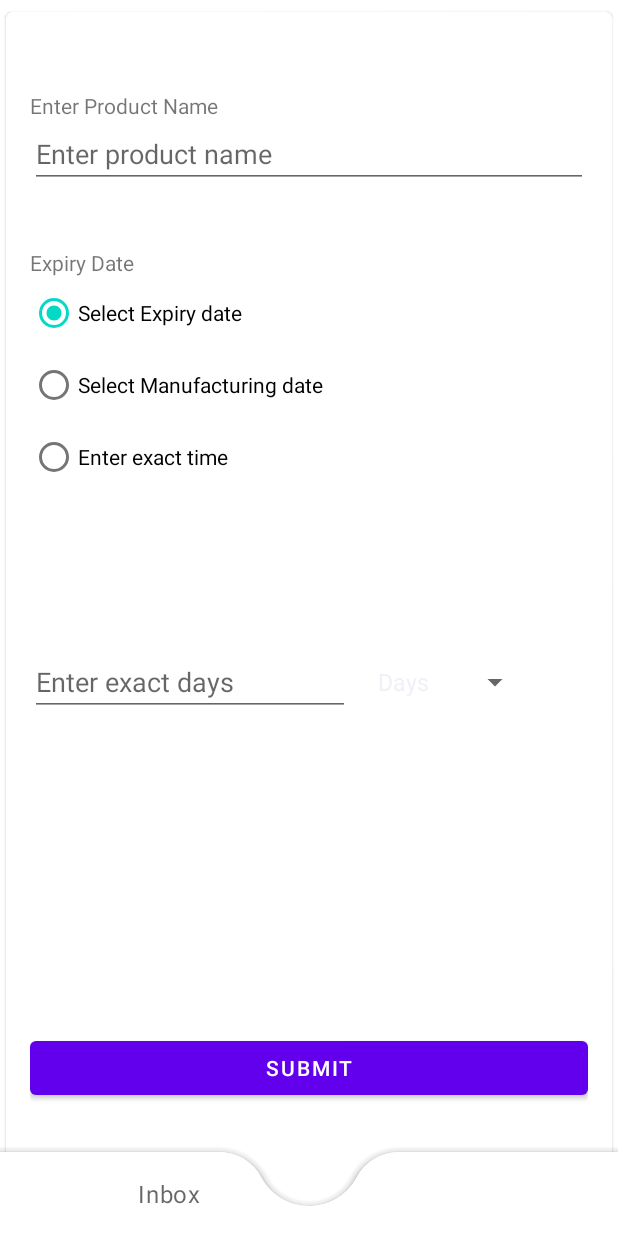
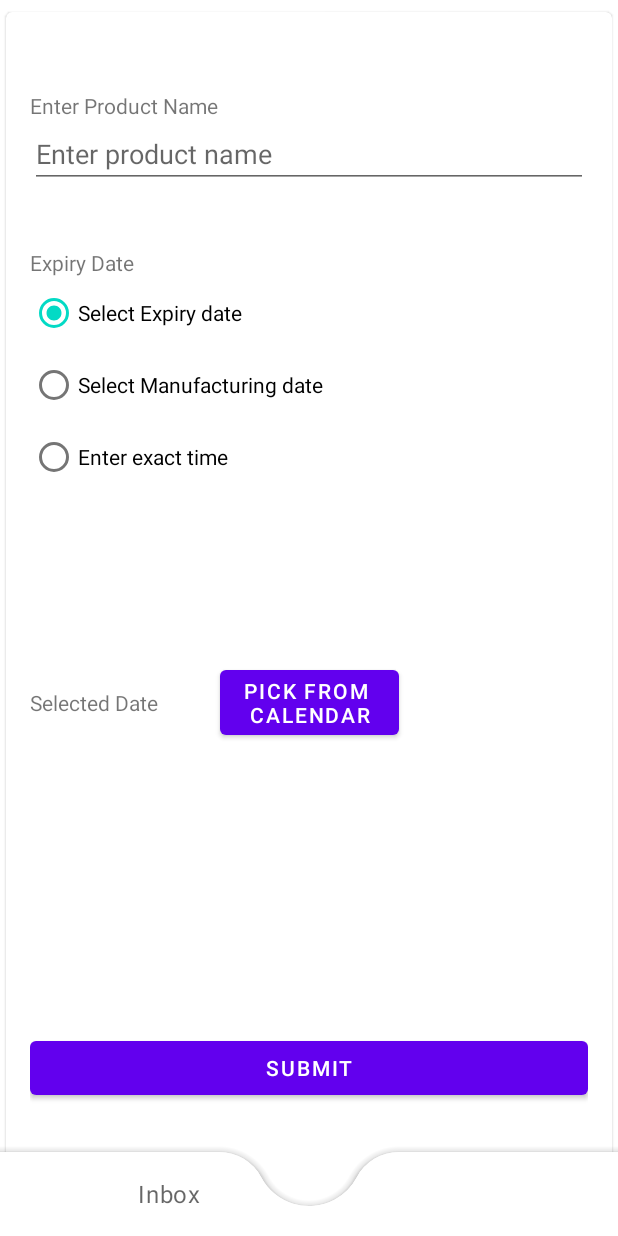
Before and after one commit to vikasvmane/OptimumUse, an Android app: the AddProductFragment screen opened through its navigation route, on a phone screen of 412 x 824 dp. Run offline under Robolectric (Android 15) with nearby library versions, the phone set to English and light mode, and no system bars; our stand-ins replace Room's generated code, data binding; 1 statement that could not run was skipped.

Commit message:
- Fixed data addition (#2)
- Fixed data fetching
- added cardview for product list item

```diff
--- a/app/src/main/java/com/vikas/optimumuse/utils/DateFormatters.kt
+++ b/app/src/main/java/com/vikas/optimumuse/utils/DateFormatters.kt
@@ -7,8 +7,8 @@ object DateFormatters {
 
     private const val DATE_FORMAT = "dd/MM/yyyy" //In which you need put here
 
-    fun getCurrentDateInDDMMYYYY(): String {
+    fun getCurrentDateInDDMMYYYY(calendar: Calendar): String {
         val sdf = SimpleDateFormat(DATE_FORMAT, Locale.ENGLISH)
-        return sdf.format(Calendar.getInstance().timeInMillis)
+        return sdf.format(calendar.time)
     }
 }
--- a/app/src/main/java/com/vikas/optimumuse/view/addproduct/AddProductFragment.kt
+++ b/app/src/main/java/com/vikas/optimumuse/view/addproduct/AddProductFragment.kt
@@ -35,12 +35,9 @@ class AddProductFragment : Fragment() {
     private lateinit var btnSubmit: Button
     private val myCalendar = Calendar.getInstance()
     private lateinit var layoutExpiryDate: Group
-    private lateinit var layoutManufacturingDate: Group
     private lateinit var layoutExactDate: Group
     private lateinit var radioGroupExpiryDate: RadioGroup
-    private lateinit var spinnerTimeline: Spinner
     private lateinit var spinnerTime: Spinner
-    private lateinit var timelineAdapter: ArrayAdapter<String>
     private lateinit var timeAdapter: ArrayAdapter<String>
     var duration = listOf("Days", "Month", "Years")
     private lateinit var addProductViewModel: AddProductViewModel
@@ -75,15 +72,13 @@ class AddProductFragment : Fragment() {
         (activity as AppCompatActivity).supportActionBar?.setDisplayHomeAsUpEnabled(true)
         (activity as MainActivity).fab.visibility = GONE
 
-        editName = view.findViewById(R.id.editTextName)
-        textExpiryDate = view.findViewById(R.id.textSelectedDate)
-        btnDatePicker = view.findViewById(R.id.btnLaunchCalendar)
         btnSubmit = view.findViewById(R.id.btnSubmit)
         layoutExpiryDate = view.findViewById(R.id.groupExpiryDate)
-        layoutManufacturingDate = view.findViewById(R.id.groupEnterManufactureDate)
         layoutExactDate = view.findViewById(R.id.groupExactDate)
         radioGroupExpiryDate = view.findViewById(R.id.radioGroupExpiry)
-        spinnerTimeline = view.findViewById(R.id.spinnerTimeline)
+        editName = view.findViewById(R.id.editTextName)
+        textExpiryDate = view.findViewById(R.id.textExpDatePreview)
+        btnDatePicker = view.findViewById(R.id.btnExpCalendar)
         spinnerTime = view.findViewById(R.id.spinnerTime)
 
         setUpInputForm()
@@ -92,13 +87,9 @@ class AddProductFragment : Fragment() {
 
     private fun setUpInputForm() {
         activity?.applicationContext?.let {
-            timelineAdapter = ArrayAdapter(it, android.R.layout.simple_spinner_item, duration)
             timeAdapter = ArrayAdapter(it, android.R.layout.simple_spinner_item, duration)
-            timelineAdapter.setDropDownViewResource(android.R.layout.simple_spinner_dropdown_item)
             timeAdapter.setDropDownViewResource(android.R.layout.simple_spinner_dropdown_item)
             spinnerTime.adapter = timeAdapter
-            spinnerTimeline.adapter = timelineAdapter
-            spinnerTimeline.setSelection(0)
             spinnerTime.setSelection(0)
         }
     }
@@ -108,17 +99,14 @@ class AddProductFragment : Fragment() {
             when (checkedId) {
                 R.id.radioExpiry -> {
                     layoutExpiryDate.visibility = VISIBLE
-                    layoutManufacturingDate.visibility = GONE
                     layoutExactDate.visibility = GONE
                 }
                 R.id.radioManufactureDate -> {
-                    layoutExpiryDate.visibility = GONE
-                    layoutManufacturingDate.visibility = VISIBLE
-                    layoutExactDate.visibility = GONE
+                    layoutExpiryDate.visibility = VISIBLE
+                    layoutExactDate.visibility = VISIBLE
                 }
                 R.id.radioExactDays -> {
                     layoutExpiryDate.visibility = GONE
-                    layoutManufacturingDate.visibility = GONE
                     layoutExactDate.visibility = VISIBLE
                 }
             }
@@ -141,9 +129,9 @@ class AddProductFragment : Fragment() {
             }
         }
         btnDatePicker.setOnClickListener {
-            context?.let { it1 ->
+            context?.let { _context ->
                 DatePickerDialog(
-                    it1, date, myCalendar[Calendar.YEAR],
+                    _context, date, myCalendar[Calendar.YEAR],
                     myCalendar[Calendar.MONTH],
                     myCalendar[Calendar.DAY_OF_MONTH]
                 ).show()
@@ -156,7 +144,7 @@ class AddProductFragment : Fragment() {
             myCalendar.set(Calendar.YEAR, year)
             myCalendar.set(Calendar.MONTH, monthOfYear)
             myCalendar.set(Calendar.DAY_OF_MONTH, dayOfMonth)
-            textExpiryDate.text = DateFormatters.getCurrentDateInDDMMYYYY()
+            textExpiryDate.text = DateFormatters.getCurrentDateInDDMMYYYY(myCalendar)
         }
 
 }
--- a/app/src/main/java/com/vikas/optimumuse/view/productlist/ProductListFragment.kt
+++ b/app/src/main/java/com/vikas/optimumuse/view/productlist/ProductListFragment.kt
@@ -46,6 +46,7 @@ class ProductListFragment : Fragment() {
     override fun onViewCreated(view: View, savedInstanceState: Bundle?) {
         super.onViewCreated(view, savedInstanceState)
 
+        textTimer = view.findViewById(R.id.textTimer) as TextView
         productListViewModel =
             ViewModelProvider(
                 this,
@@ -66,20 +67,14 @@ class ProductListFragment : Fragment() {
 
             adapter = ProductRecyclerViewAdapter(productList)
             recyclerViewProductList.adapter = adapter
+            countDownTimer?.cancel()
+            if (productList.isNotEmpty()) countDownStart(productList[0].expiryPeriod) else textTimer.text =
+                "No Item Found"
         })
         productListViewModel.getAllProducts()
         recyclerViewProductList = view.findViewById(R.id.recyclerViewList) as RecyclerView
         adapter = ProductRecyclerViewAdapter(productList)
         recyclerViewProductList.adapter = adapter
-        textTimer = view.findViewById(R.id.textTimer) as TextView
-    }
-
-    override fun onResume() {
-        super.onResume()
-        adapter.notifyDataSetChanged()
-        countDownTimer?.cancel()
-        if (productList.isNotEmpty()) countDownStart(productList[0].expiryPeriod) else textTimer.text =
-            "No Item Found"
     }
 
     private fun countDownStart(date: String) {
--- a/app/src/main/res/layout/fragment_addproduct.xml
+++ b/app/src/main/res/layout/fragment_addproduct.xml
@@ -140,64 +140,8 @@
                     android:id="@+id/groupExpiryDate"
                     android:layout_width="wrap_content"
                     android:layout_height="wrap_content"
-                    android:visibility="gone"
+                    android:visibility="visible"
                     app:constraint_referenced_ids="textExpDatePreview,btnExpCalendar" />
-
-                <TextView
-                    android:id="@+id/textSelectedDate"
-                    android:layout_width="0dp"
-                    android:layout_height="wrap_content"
-                    android:layout_weight="1"
-                    android:text="Selected Date"
-                    app:layout_constraintBottom_toBottomOf="@+id/btnLaunchCalendar"
-                    app:layout_constraintEnd_toStartOf="@+id/btnLaunchCalendar"
-                    app:layout_constraintStart_toStartOf="parent"
-                    app:layout_constraintTop_toTopOf="@+id/btnLaunchCalendar" />
-
-                <Button
-                    android:id="@+id/btnLaunchCalendar"
-                    android:layout_width="wrap_content"
-                    android:layout_height="wrap_content"
-                    android:text="Pick from \ncalendar"
-                    app:layout_constraintBottom_toBottomOf="parent"
-                    app:layout_constraintEnd_toEndOf="parent"
-                    app:layout_constraintHorizontal_bias="0.833"
-                    app:layout_constraintStart_toStartOf="parent"
-                    app:layout_constraintTop_toTopOf="@+id/guideline3"
-                    app:layout_constraintVertical_bias="0.037" />
-
-                <EditText
-                    android:id="@+id/editBestBefore"
-                    android:layout_width="wrap_content"
-                    android:layout_height="wrap_content"
-                    android:layout_marginTop="28dp"
-                    android:layout_weight="3"
-                    android:ems="10"
-                    android:hint="Enter best before"
-                    android:inputType="number"
-                    app:layout_constraintBottom_toTopOf="@+id/btnSubmit"
-                    app:layout_constraintStart_toStartOf="parent"
-                    app:layout_constraintTop_toBottomOf="@+id/btnLaunchCalendar"
-                    app:layout_constraintVertical_bias="0.0" />
-
-                <Spinner
-                    android:id="@+id/spinnerTimeline"
-                    android:layout_width="wrap_content"
-                    android:layout_height="wrap_content"
-                    android:layout_marginStart="260dp"
-                    android:layout_marginLeft="260dp"
-                    android:layout_weight="1"
-                    app:layout_constraintBottom_toBottomOf="@+id/editBestBefore"
-                    app:layout_constraintEnd_toEndOf="parent"
-                    app:layout_constraintStart_toStartOf="@+id/editBestBefore"
-                    app:layout_constraintTop_toTopOf="@+id/editBestBefore" />
-
-                <androidx.constraintlayout.widget.Group
-                    android:id="@+id/groupEnterManufactureDate"
-                    android:layout_width="wrap_content"
-                    android:layout_height="wrap_content"
-                    android:visibility="gone"
-                    app:constraint_referenced_ids="textSelectedDate,spinnerTimeline,btnLaunchCalendar,editBestBefore" />
 
                 <EditText
                     android:id="@+id/editExactDays"
@@ -228,6 +172,7 @@
                     android:id="@+id/groupExactDate"
                     android:layout_width="wrap_content"
                     android:layout_height="wrap_content"
+                    android:visibility="gone"
                     app:constraint_referenced_ids="spinnerTime,editExactDays" />
 
             </androidx.constraintlayout.widget.ConstraintLayout>
--- a/app/src/main/res/layout/fragment_productlist.xml
+++ b/app/src/main/res/layout/fragment_productlist.xml
@@ -4,7 +4,7 @@
     xmlns:tools="http://schemas.android.com/tools"
     android:layout_width="match_parent"
     android:layout_height="match_parent"
-    android:background="#33333333"
+    android:background="@color/white"
     tools:context=".view.productlist.ProductListFragment">
 
     <TextView
```
Also changed, not shown: app/src/main/res/layout/product_row_item.xml (+24 -16 lines).
